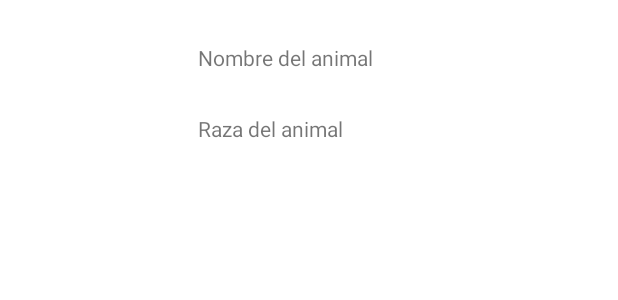
After one commit to U-tad2021/DADU---Fragments, an Android app: the layout item_dog.xml on its own in the app's theme, with its tools: preview values and no code run, on a phone screen of 412 x 824 dp. The commit adds this screen. Shown: the top 300 px of the screen. Run offline under Robolectric (Android 15) with nearby library versions, the phone set to English and light mode, and no system bars.

Commit message:
created dog item

```diff
--- a/app/src/main/java/com/amarinag/dadu_fragments/Dog.kt
+++ b/app/src/main/java/com/amarinag/dadu_fragments/dog/Dog.kt
@@ -1,9 +1,10 @@
-package com.amarinag.dadu_fragments
+package com.amarinag.dadu_fragments.dog
 
 data class Dog(
     val id: String,
     val name: String,
     val description: String,
+    val breedName: String,
     val age: Int,
-    val imageUrl: String
+    val imageUrl: String?
 )
--- a/app/src/main/java/com/amarinag/dadu_fragments/DogDetailFragment.kt
+++ b/app/src/main/java/com/amarinag/dadu_fragments/dog/DogDetailFragment.kt
@@ -1,4 +1,4 @@
-package com.amarinag.dadu_fragments
+package com.amarinag.dadu_fragments.dog
 
 import android.os.Bundle
 import android.view.LayoutInflater
@@ -7,6 +7,7 @@ import android.view.ViewGroup
 import android.widget.TextView
 import androidx.fragment.app.Fragment
 import androidx.navigation.fragment.navArgs
+import com.amarinag.dadu_fragments.R
 
 class DogDetailFragment : Fragment() {
     private val args: DogDetailFragmentArgs by navArgs()
--- a/app/src/main/java/com/amarinag/dadu_fragments/DogListFragment.kt
+++ b/app/src/main/java/com/amarinag/dadu_fragments/dog/DogListFragment.kt
@@ -1,4 +1,4 @@
-package com.amarinag.dadu_fragments
+package com.amarinag.dadu_fragments.dog
 
 import android.os.Bundle
 import android.view.LayoutInflater
@@ -8,6 +8,7 @@ import android.widget.TextView
 import androidx.fragment.app.Fragment
 import androidx.fragment.app.FragmentManager
 import androidx.navigation.fragment.findNavController
+import com.amarinag.dadu_fragments.R
 
 class DogListFragment : Fragment() {
     override fun onCreateView(
--- a/app/src/main/res/layout/fragment_dog_detail.xml
+++ b/app/src/main/res/layout/fragment_dog_detail.xml
@@ -5,7 +5,7 @@
     android:id="@+id/frameLayout2"
     android:layout_width="match_parent"
     android:layout_height="match_parent"
-    tools:context=".DogDetailFragment">
+    tools:context=".dog.DogDetailFragment">
 
     <!-- TODO: Update blank fragment layout -->
     <TextView
--- a/app/src/main/res/layout/fragment_dog_list.xml
+++ b/app/src/main/res/layout/fragment_dog_list.xml
@@ -5,7 +5,7 @@
     android:id="@+id/frameLayout"
     android:layout_width="match_parent"
     android:layout_height="match_parent"
-    tools:context=".DogListFragment">
+    tools:context=".dog.DogListFragment">
 
     <!-- TODO: Update blank fragment layout -->
     <TextView
--- /dev/null
+++ b/app/src/main/res/layout/item_dog.xml
@@ -0,0 +1,41 @@
+<?xml version="1.0" encoding="utf-8"?>
+<androidx.constraintlayout.widget.ConstraintLayout xmlns:android="http://schemas.android.com/apk/res/android"
+    xmlns:app="http://schemas.android.com/apk/res-auto"
+    xmlns:tools="http://schemas.android.com/tools"
+    android:layout_width="match_parent"
+    android:layout_height="wrap_content">
+
+    <ImageView
+        android:id="@+id/iv_avatar"
+        android:layout_width="124dp"
+        android:layout_height="124dp"
+        app:layout_constraintBottom_toBottomOf="parent"
+        app:layout_constraintStart_toStartOf="parent"
+        app:layout_constraintTop_toTopOf="parent" />
+
+
+    <TextView
+        android:id="@+id/tv_animal_name"
+        android:layout_width="0dp"
+        android:layout_height="wrap_content"
+        android:layout_marginStart="8dp"
+        android:layout_marginEnd="8dp"
+        app:layout_constraintBottom_toTopOf="@id/tv_breed"
+        app:layout_constraintEnd_toEndOf="parent"
+        app:layout_constraintStart_toEndOf="@id/iv_avatar"
+        app:layout_constraintTop_toTopOf="parent"
+        tools:text="Nombre del animal" />
+
+    <TextView
+        android:id="@+id/tv_breed"
+        android:layout_width="0dp"
+        android:layout_height="wrap_content"
+        android:layout_marginStart="8dp"
+        android:layout_marginEnd="8dp"
+        app:layout_constraintBottom_toBottomOf="parent"
+        app:layout_constraintEnd_toEndOf="parent"
+        app:layout_constraintStart_toEndOf="@id/iv_avatar"
+        app:layout_constraintTop_toBottomOf="@id/tv_animal_name"
+        tools:text="Raza del animal" />
+
+</androidx.constraintlayout.widget.ConstraintLayout>
--- a/app/src/main/res/navigation/nav_graph.xml
+++ b/app/src/main/res/navigation/nav_graph.xml
@@ -7,7 +7,7 @@
 
     <fragment
         android:id="@+id/dogListFragment"
-        android:name="com.amarinag.dadu_fragments.DogListFragment"
+        android:name="com.amarinag.dadu_fragments.dog.DogListFragment"
         android:label="fragment_dog_list"
         tools:layout="@layout/fragment_dog_list">
         <action
@@ -19,7 +19,7 @@
     </fragment>
     <fragment
         android:id="@+id/dogDetailFragment"
-        android:name="com.amarinag.dadu_fragments.DogDetailFragment"
+        android:name="com.amarinag.dadu_fragments.dog.DogDetailFragment"
         android:label="fragment_dog_detail"
         tools:layout="@layout/fragment_dog_detail">
         <argument
```
Also changed, not shown: app/build.gradle (+8 -4 lines).
